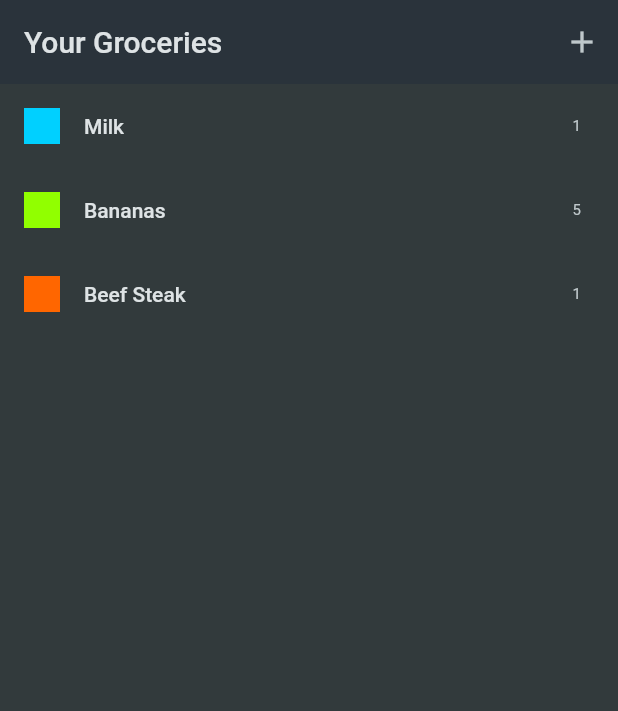
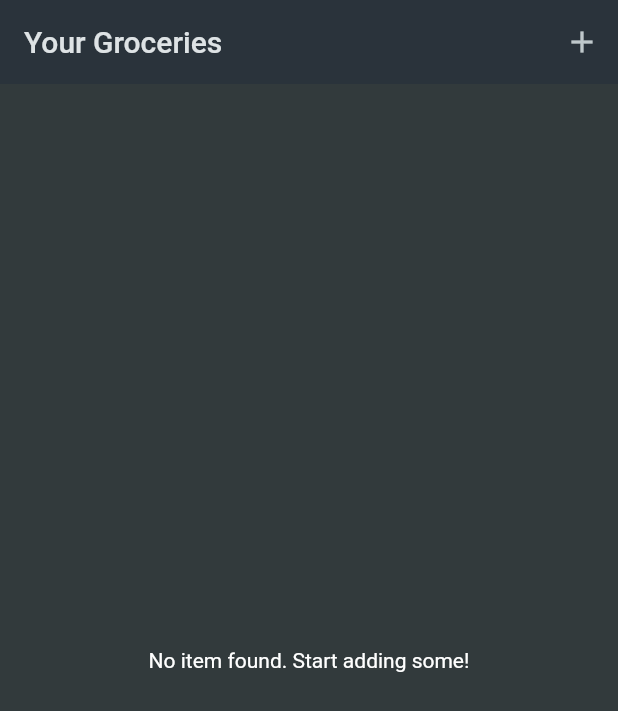
Before and after one commit to Jaysharma8811/ShoppingList, a Flutter app: the screen it shows after launch, on a phone screen of 412 x 824 dp. Shown: the top 711 px of the screen. Run offline on Flutter 3.47's test engine with Material 2 defaults, Android fonts, the phone set to English and light mode, and no system bars.

Commit message:
adding real item in place of dummy

```diff
--- a/lib/Widgets/grocery_list_widget.dart
+++ b/lib/Widgets/grocery_list_widget.dart
@@ -1,7 +1,8 @@
 import 'package:flutter/material.dart';
 import 'package:shoppinglistapp/Widgets/new_item_widget.dart';
+import 'package:shoppinglistapp/Widgets/show_list_widget.dart';
 
-import '../data/dummy_items.dart';
+import '../models/grocery_item.dart';
 
 class GroceryList extends StatefulWidget {
   const GroceryList({super.key});
@@ -11,14 +12,32 @@ class GroceryList extends StatefulWidget {
 }
 
 class _GroceryListState extends State<GroceryList> {
-  void _addItem() {
-    Navigator.of(context).push(
+  final List<GroceryItem> _groceryItems = [];
+  void _addItem() async {
+    final newItem = await Navigator.of(context).push(
       MaterialPageRoute(builder: (ctx) => const NewItem()),
     );
+    if (newItem == null) {
+      return;
+    }
+    setState(() {
+      _groceryItems.add(newItem);
+    });
+  }
+  void _removeItem(GroceryItem item) {
+    setState(() {
+      _groceryItems.remove(item);
+    });
   }
 
   @override
   Widget build(BuildContext context) {
+    Widget mainContent=const Center(
+      child: Text('No item found. Start adding some!'),
+    );
+    if(_groceryItems.isNotEmpty){
+      mainContent=ShowList(groceryItems: _groceryItems,onRemove: _removeItem,);
+    }
     return Scaffold(
       appBar: AppBar(
         title: const Text('Your Groceries'),
@@ -29,20 +48,7 @@ class _GroceryListState extends State<GroceryList> {
           )
         ],
       ),
-      body: ListView.builder(
-        itemCount: groceryItems.length,
-        itemBuilder: (ctx, index) => ListTile(
-          title: Text(groceryItems[index].name),
-          leading: Container(
-            width: 24,
-            height: 24,
-            color: groceryItems[index].category.color,
-          ),
-          trailing: Text(
-            groceryItems[index].quantity.toString(),
-          ),
-        ),
-      ),
+      body: mainContent,
     );
   }
 }
```
Also changed, not shown: lib/Widgets/new_item_widget.dart (+35 -3 lines), lib/Widgets/show_list_widget.dart (added, +37 -0 lines).
